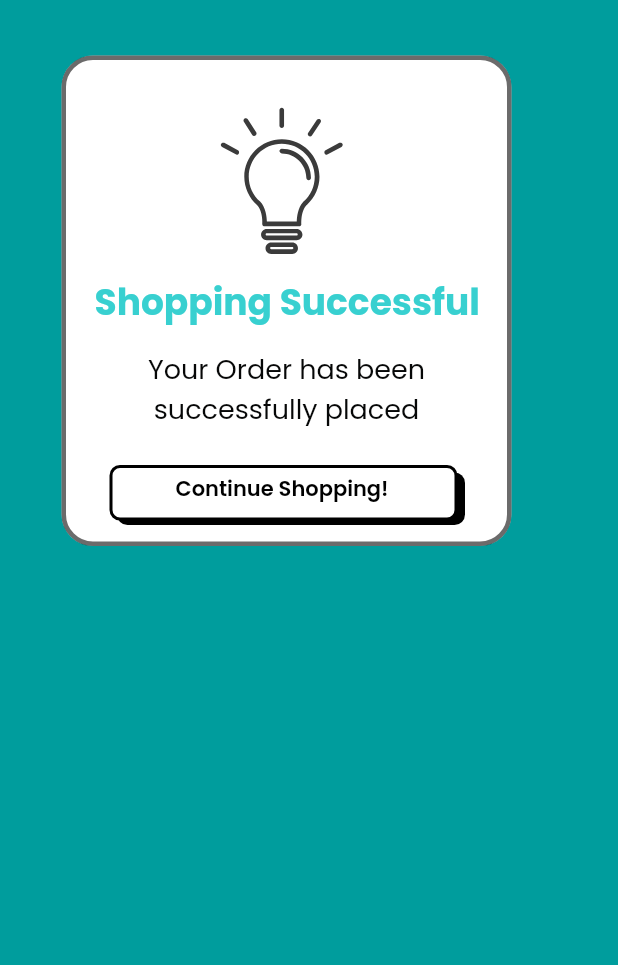
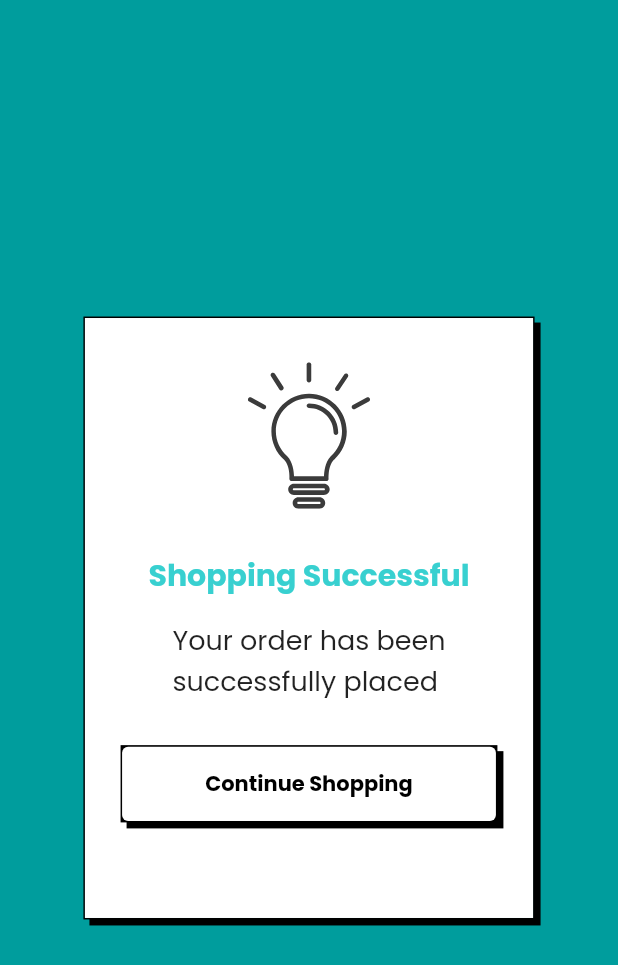
Before and after one commit to himanshusharma89/relic_bazaar, a Flutter app: the PaymentSuccessful screen opened by its route, on a phone screen of 412 x 824 dp. Shown: the top 965 px of the screen. Run offline on Flutter 3.47's test engine with Material 2 defaults, Android fonts, the phone set to English and light mode, and no system bars; our stand-ins replace firebase_auth, firebase_core, firebase_remote_config, flutter_html, flutter_svg, fluttertoast and 5 more; missing offline and left inert: advance_pdf_viewer, geocoder, razorpay_flutter; accounts and stored records are empty; network calls fail.

Commit message:
Fixes #197 (#198)
* Fixes #197

* Made the required changes.

* Removed images from pubspec.yaml

* Removed the image.

```diff
--- a/lib/widgets/payment/payment_successful.dart
+++ b/lib/widgets/payment/payment_successful.dart
@@ -1,6 +1,7 @@
 import 'package:flutter/material.dart';
-import 'package:flutter_svg/flutter_svg.dart';
+import 'package:flutter_svg/svg.dart';
 import 'package:retro_shopping/helpers/constants.dart';
+import 'package:retro_shopping/widgets/retro_button.dart';
 
 class PaymentSuccessful extends StatelessWidget {
   const PaymentSuccessful({
@@ -8,110 +9,73 @@ class PaymentSuccessful extends StatelessWidget {
   }) : super(key: key);
   @override
   Widget build(BuildContext context) {
+    final double _height = MediaQuery.of(context).size.height;
+    final double _width = MediaQuery.of(context).size.width;
     return Scaffold(
-      body: Stack(
-        children: <Widget>[
-          Transform.translate(
-            offset: const Offset(41.0, 37.0),
-            child: Container(
-              width: 300.0,
-              height: 327.0,
-              decoration: BoxDecoration(
-                borderRadius: BorderRadius.circular(21.0),
-                color: Colors.white,
-                border: Border.all(width: 3.0, color: const Color(0x94000000)),
-              ),
-            ),
-          ),
-          Transform.translate(
-            offset: const Offset(111.25, 71.8),
-            child:
-                // Adobe XD layer: 'idea' (group)
-                Stack(
+      body: Center(
+        child: RelicBazaarStackedView(
+          height: _height / 2.05,
+          width: _width * 0.73,
+          child: Container(
+            height: _height * 0.4,
+            width: _width * 0.7,
+            color: Colors.white,
+            child: Column(
               children: <Widget>[
-                Transform.translate(
-                  offset: const Offset(35.97, 0.0),
-                  child: Stack(
-                    children: <Widget>[
-                      Stack(
-                        children: <Widget>[
-                          SvgPicture.string(
-                            svgIv5cq2,
-                            allowDrawingOutsideViewBox: true,
-                          ),
-                        ],
+                SizedBox(
+                  height: _height / 28,
+                ),
+                SvgPicture.string(
+                  svgIv5cq2,
+                  height: _height / 8.43,
+                ),
+                SizedBox(
+                  height: _height / 28,
+                ),
+                const Text(
+                  'Shopping Successful',
+                  style: TextStyle(
+                    color: RelicColors.primaryColor,
+                    fontSize: 20,
+                    fontWeight: FontWeight.bold,
+                  ),
+                ),
+                SizedBox(
+                  height: _height / 56,
+                ),
+                const Text(
+                  'Your order has been\nsuccessfully placed',
+                  style: TextStyle(
+                    fontSize: 18,
+                  ),
+                ),
+                SizedBox(
+                  height: _height / 28,
+                ),
+                RelicBazaarStackedView(
+                  upperColor: Colors.black,
+                  height: _height / 16,
+                  width: _width / 1.64,
+                  child: TextButton(
+                    onPressed: () {
+                      Navigator.of(context).pop();
+                    },
+                    style: TextButton.styleFrom(
+                      backgroundColor: Colors.white,
+                    ),
+                    child: const Text(
+                      'Continue Shopping',
+                      style: TextStyle(
+                        color: Colors.black,
+                        fontWeight: FontWeight.bold,
                       ),
-                    ],
+                    ),
                   ),
                 ),
               ],
             ),
           ),
-          Transform.translate(
-            offset: const Offset(63.0, 184.0),
-            child: const Text(
-              'Shopping Successful',
-              style: TextStyle(
-                fontSize: 24,
-                color: RelicColors.primaryColor,
-                fontWeight: FontWeight.w700,
-                height: 1.5,
-              ),
-              textAlign: TextAlign.left,
-            ),
-          ),
-          Transform.translate(
-            offset: const Offset(77.0, 232.5),
-            child: const SizedBox(
-              width: 228.0,
-              child: Text(
-                'Your Order has been \nsuccessfully placed',
-                style: TextStyle(
-                  fontSize: 18,
-                  color: Color(0xff060707),
-                  height: 1.5,
-                ),
-                textAlign: TextAlign.center,
-              ),
-            ),
-          ),
-          Transform.translate(
-            offset: const Offset(78.0, 315.0),
-            child: Container(
-              width: 232.0,
-              height: 35.0,
-              decoration: BoxDecoration(
-                borderRadius: BorderRadius.circular(7.0),
-                color: Colors.black,
-              ),
-            ),
-          ),
-          Transform.translate(
-            offset: const Offset(73.0, 310.0),
-            child: Container(
-              width: 232.0,
-              height: 37.0,
-              decoration: BoxDecoration(
-                borderRadius: BorderRadius.circular(7.0),
-                color: Colors.white,
-                border: Border.all(width: 2.0),
-              ),
-            ),
-          ),
-          Transform.translate(
-            offset: const Offset(117.0, 315.5),
-            child: const Text(
-              'Continue Shopping!',
-              style: TextStyle(
-                fontSize: 14,
-                color: Colors.black,
-                fontWeight: FontWeight.w600,
-                height: 1.5,
-              ),
-              textAlign: TextAlign.left,
-            ),
-          ),
-        ],
+        ),
       ),
     );
   }
```
